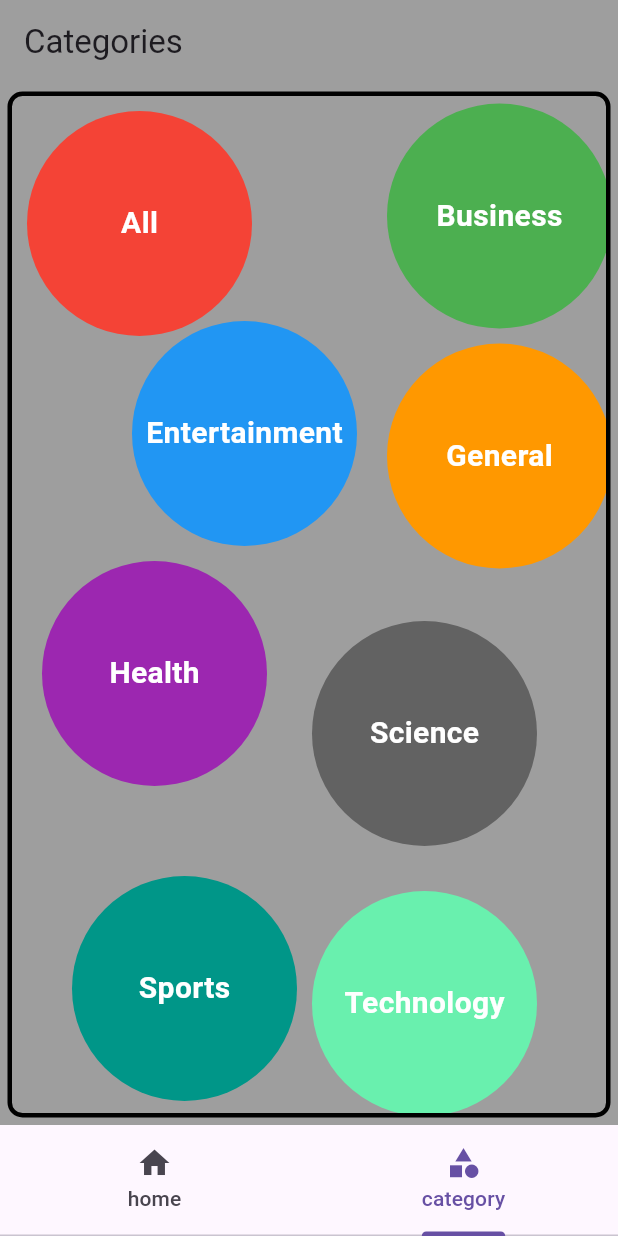
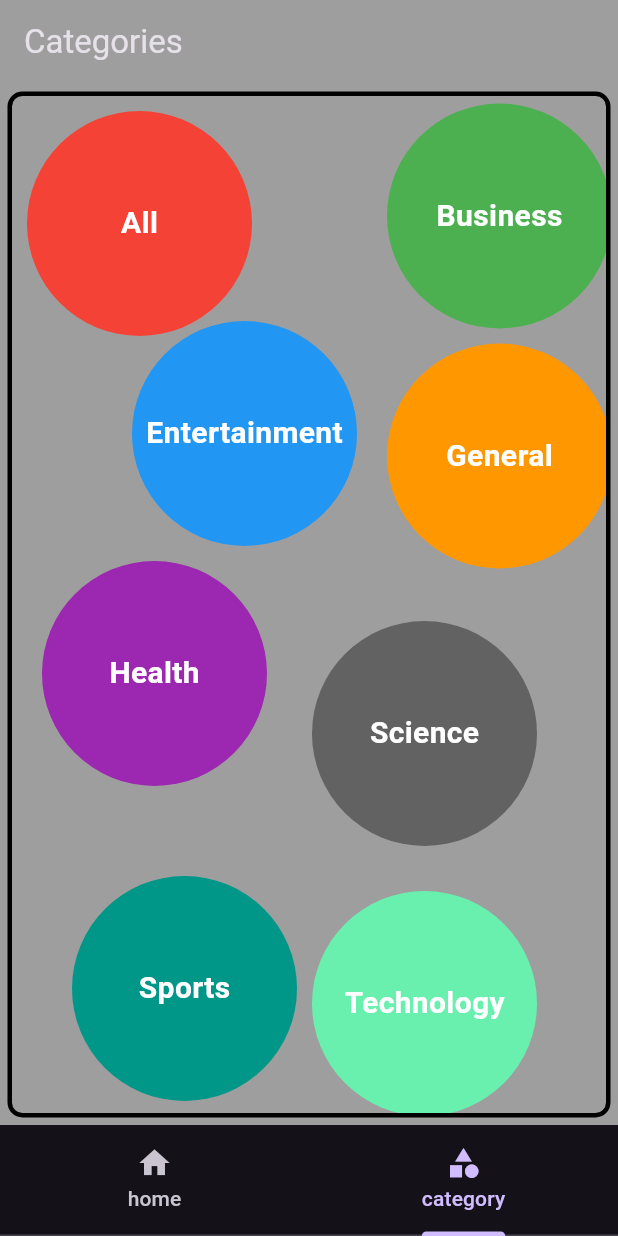
Before and after one commit to hemantjamdev/news, a Flutter app: the screen it shows after launch, tab 2 chosen, on a phone screen of 412 x 824 dp. Run offline on Flutter 3.47's test engine with Material 2 defaults, Android fonts, the phone set to English and light mode, and no system bars; our stand-ins replace flutter_bloc, shimmer; missing offline and left inert: news_api_flutter_package; network calls fail.

Commit message:
UI minor

```diff
--- a/lib/constants/colors.dart
+++ b/lib/constants/colors.dart
@@ -0,0 +1,18 @@
+import 'package:flutter/material.dart';
+
+class AppColors {
+  static const Color white = Colors.white;
+  static const Color grey = Colors.grey;
+  static Color grey100 = Colors.grey[100]!;
+  static Color grey400 = Colors.grey[400]!;
+  static Color grey600 = Colors.grey[600]!;
+  static const Color black = Colors.black;
+  static const Color red = Colors.red;
+  static const Color green = Colors.green;
+  static const Color blue = Colors.blue;
+  static const Color orange = Colors.orange;
+  static const Color purple = Colors.purple;
+  static const Color black38 = Colors.black38;
+  static const Color teal = Colors.teal;
+  static const Color greenAccent = Colors.greenAccent;
+}
--- a/lib/home_page.dart
+++ b/lib/home_page.dart
@@ -1,8 +1,6 @@
-import 'dart:developer';
 
 import 'package:flutter/material.dart';
 import 'package:flutter_bloc/flutter_bloc.dart';
-import 'package:news/modules/category/category_bloc.dart';
 import 'package:news/modules/category/category_list_page.dart';
 import 'package:news/modules/headlines/headline_bloc.dart';
 import 'package:news/modules/headlines/headline_page.dart';
@@ -26,16 +24,9 @@ class _HomePageState extends State<HomePage>
 
   @override
   Widget build(BuildContext context) {
-    log("-----> home page called <------");
     return Scaffold(
-      /* floatingActionButton: FloatingActionButton(
-          onPressed: API.getNews,
-        ),*/
-      //  appBar: AppBar(title: const Text("news")),
       body: SafeArea(
-        child: TabBarView(
-            controller: tabController,
-            children: [
+        child: TabBarView(controller: tabController, children: [
           BlocProvider<HeadlineBloc>(
             create: (context) => HeadlineBloc(),
             child: const HeadLinePage(),
@@ -45,8 +36,9 @@ class _HomePageState extends State<HomePage>
       ),
       bottomNavigationBar: TabBar(
         controller: tabController,
-        tabs: [
-          Tab(icon: Icon(Icons.home),
+        tabs: const [
+          Tab(
+            icon: Icon(Icons.home),
             child: Text("home"),
           ),
           Tab(
--- a/lib/modules/category/category_list_page.dart
+++ b/lib/modules/category/category_list_page.dart
@@ -1,9 +1,9 @@
 import 'package:flutter/material.dart';
-import 'package:flutter_bloc/flutter_bloc.dart';
-import 'package:news/modules/category/category_bloc.dart';
-import 'package:news/modules/category/category_detail.dart';
+import 'package:news/constants/colors.dart';
 
 class CategoryPage extends StatelessWidget {
+  CategoryPage({super.key});
+
   final List<String> categories = [
     "All",
     'Business',
@@ -14,44 +14,34 @@ class CategoryPage extends StatelessWidget {
     'Sports',
     'Technology',
   ];
-
-  /*business
-  entertainment
-  general
-  health
-  science
-  sports
-  technology*/
   final List<double> top = [10, 5, 150, 165, 310, 350, 520, 530];
   final List<double> right = [10, 250, 80, 250, 20, 200, 40, 200];
   final List<Color> colors = [
-    Colors.red,
-    Colors.green,
-    Colors.blue,
-    Colors.orange,
-    Colors.purple,
-    Colors.black38,
-    Colors.teal,
-    Colors.greenAccent,
+    AppColors.red,
+    AppColors.green,
+    AppColors.blue,
+    AppColors.orange,
+    AppColors.purple,
+    AppColors.black38,
+    AppColors.teal,
+    AppColors.greenAccent,
   ];
-
-  CategoryPage({super.key});
 
   @override
   Widget build(BuildContext context) {
     return Scaffold(
       appBar: AppBar(
         elevation: 0,
-        backgroundColor: Colors.grey,
-        title: Text("Categories"),
+        backgroundColor: AppColors.grey,
+        title: const Text("Categories"),
       ),
-      backgroundColor: Colors.grey,
+      backgroundColor: AppColors.grey,
       body: Container(
         margin: const EdgeInsets.all(5),
         decoration: BoxDecoration(
             borderRadius: const BorderRadius.all(Radius.circular(10)),
-            color: Colors.grey,
-            border: Border.all(color: Colors.black, width: 3)),
+            color: AppColors.grey,
+            border: Border.all(color: AppColors.black, width: 3)),
         child: Stack(
           children: [
             for (int i = 0; i < categories.length; i++)
@@ -77,7 +67,7 @@ class CategoryPage extends StatelessWidget {
                       child: Text(
                         categories[i],
                         style: const TextStyle(
-                          color: Colors.white,
+                          color: AppColors.white,
                           fontWeight: FontWeight.bold,
                           fontSize: 20.0,
                         ),
--- a/lib/modules/headlines/headline_bloc.dart
+++ b/lib/modules/headlines/headline_bloc.dart
@@ -1,11 +1,9 @@
-import 'dart:developer';
 
 import 'package:flutter/material.dart';
 import 'package:flutter_bloc/flutter_bloc.dart';
 import 'package:news_api_flutter_package/model/article.dart';
 
 import 'headline_provider.dart';
-import 'news_model.dart';
 
 part 'headline_event.dart';
 
@@ -25,7 +23,6 @@ class HeadlineBloc extends Bloc<HeadlineEvent, HeadlineState> {
               ? emit(HeadlineLoaded(articles: newsList))
               : emit(HeadlineLoading());
         } else if (event is SearchHeadlines) {
-         // newsList.clear();
           emit(HeadlineLoading());
           newsList = await repo.search(event.query, event.category);
           newsList.isNotEmpty
--- a/lib/modules/headlines/headline_page.dart
+++ b/lib/modules/headlines/headline_page.dart
@@ -1,10 +1,6 @@
-import 'dart:developer';
-
 import 'package:flutter/material.dart';
 import 'package:flutter_bloc/flutter_bloc.dart';
 import 'package:news/modules/headlines/headline_bloc.dart';
-import 'package:news/modules/headlines/news_model.dart';
-import 'package:news/widgets/headline_loading.dart';
 import 'package:news/widgets/search.dart';
 import 'package:news_api_flutter_package/model/article.dart';
 
@@ -27,7 +23,6 @@ class _HeadLinePageState extends State<HeadLinePage> {
   @override
   Widget build(BuildContext context) {
     BlocProvider.of<HeadlineBloc>(context).add(FetchHeadlines());
-    log("-----> headline page called <------");
     return Scaffold(
       appBar: AppBar(title: const Text("Headlines")),
       body: Column(
--- a/lib/modules/headlines/headline_provider.dart
+++ b/lib/modules/headlines/headline_provider.dart
@@ -1,7 +1,5 @@
-import 'dart:developer';
 
 import 'package:news/API/api.dart';
-import 'package:news/modules/headlines/news_model.dart';
 import 'package:news_api_flutter_package/model/article.dart';
 
 class HeadlineProvider {
@@ -12,7 +10,6 @@ class HeadlineProvider {
   }
 
   Future<List<Article>> search(String query, String category) async {
-    //newsList.clear();
     return newsList = await API.search(query, category);
   }
 }
--- a/lib/modules/search/search_event.dart
+++ /dev/null
@@ -1,4 +0,0 @@
-part of 'search_bloc.dart';
-
-@immutable
-abstract class SearchEvent {}
--- a/lib/modules/search/search_state.dart
+++ /dev/null
@@ -1,6 +0,0 @@
-part of 'search_bloc.dart';
-
-@immutable
-abstract class SearchState {}
-
-class SearchInitial extends SearchState {}
--- a/lib/news_app.dart
+++ b/lib/news_app.dart
@@ -11,8 +11,8 @@ class NewsApp extends StatelessWidget {
     return MaterialApp(
       onGenerateRoute: Routes.onRouteGenerate,
       debugShowCheckedModeBanner: false,
-      theme: ThemeData(brightness: Brightness.light,useMaterial3: true),
-      home: HomePage(),
+      theme: ThemeData(brightness: Brightness.dark, useMaterial3: true),
+      home: const HomePage(),
     );
   }
 }
```
Also changed, not shown: lib/API/api.dart (+0 -12 lines), lib/modules/category/category_bloc.dart (+6 -2 lines), lib/modules/category/category_detail.dart (+10 -4 lines), lib/modules/category/category_event.dart (+7 -0 lines), lib/modules/category/category_provider.dart (+3 -5 lines), lib/modules/headlines/news_model.dart (deleted, +0 -100 lines), lib/modules/search/search_bloc.dart (deleted, +0 -15 lines), lib/widgets/headline_loading.dart (deleted, +0 -13 lines), lib/widgets/news_widget.dart (+16 -103 lines), lib/widgets/search.dart (+41 -4 lines), lib/widgets/shimmer_box.dart (+13 -18 lines). Lines whose indentation alone changed are shown as unchanged.
